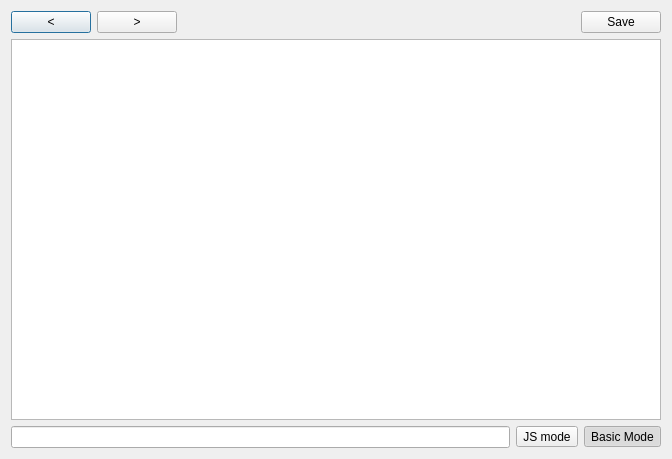
Qt form src/GUI/commandWindow.ui (ArashMassoudieh/GIFMod) before a commit.
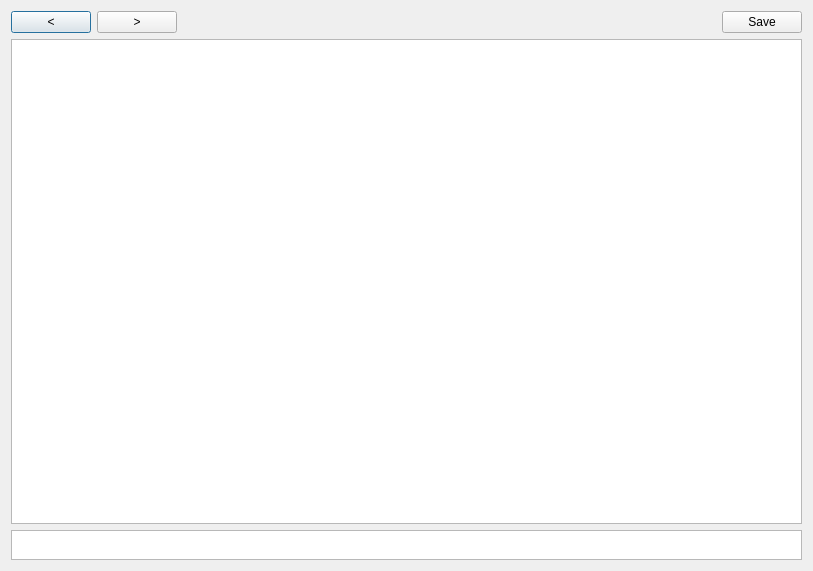
The same form after that commit. Custom widgets are drawn as their Qt base class.

Diff of the .ui file:
```diff
--- a/src/GUI/commandWindow.ui
+++ b/src/GUI/commandWindow.ui
@@ -6,8 +6,8 @@
    <rect>
     <x>0</x>
     <y>0</y>
-    <width>672</width>
-    <height>459</height>
+    <width>813</width>
+    <height>571</height>
    </rect>
   </property>
   <property name="windowTitle">
@@ -87,63 +87,38 @@
      </item>
     </layout>
    </item>
+   <item row="2" column="0">
+    <layout class="QHBoxLayout" name="horizontalLayout_2" stretch="0">
+     <property name="sizeConstraint">
+      <enum>QLayout::SetFixedSize</enum>
+     </property>
+     <item>
+      <widget class="commandLineEdit" name="lineEdit">
+       <property name="sizePolicy">
+        <sizepolicy hsizetype="Expanding" vsizetype="Fixed">
+         <horstretch>0</horstretch>
+         <verstretch>0</verstretch>
+        </sizepolicy>
+       </property>
+       <property name="maximumSize">
+        <size>
+         <width>16777215</width>
+         <height>30</height>
+        </size>
+       </property>
+      </widget>
+     </item>
+    </layout>
+   </item>
    <item row="1" column="0">
     <widget class="QTextEdit" name="textEdit"/>
    </item>
-   <item row="2" column="0">
-    <layout class="QHBoxLayout" name="horizontalLayout_2">
-     <item>
-      <widget class="commandLineEdit" name="lineEdit"/>
-     </item>
-     <item>
-      <widget class="QToolButton" name="toolButtonScriptMode">
-       <property name="text">
-        <string>JS mode</string>
-       </property>
-       <property name="checkable">
-        <bool>true</bool>
-       </property>
-       <property name="autoExclusive">
-        <bool>true</bool>
-       </property>
-       <property name="toolButtonStyle">
-        <enum>Qt::ToolButtonTextOnly</enum>
-       </property>
-       <attribute name="buttonGroup">
-        <string notr="true">buttonGroup</string>
-       </attribute>
-      </widget>
-     </item>
-     <item>
-      <widget class="QToolButton" name="toolButtonBasicMode">
-       <property name="text">
-        <string>Basic Mode</string>
-       </property>
-       <property name="checkable">
-        <bool>true</bool>
-       </property>
-       <property name="checked">
-        <bool>true</bool>
-       </property>
-       <property name="autoExclusive">
-        <bool>true</bool>
-       </property>
-       <property name="toolButtonStyle">
-        <enum>Qt::ToolButtonTextOnly</enum>
-       </property>
-       <attribute name="buttonGroup">
-        <string notr="true">buttonGroup</string>
-       </attribute>
-      </widget>
-     </item>
-    </layout>
-   </item>
   </layout>
  </widget>
  <customwidgets>
   <customwidget>
    <class>commandLineEdit</class>
-   <extends>QLineEdit</extends>
+   <extends>QTextEdit</extends>
    <header>commandlineedit.h</header>
   </customwidget>
  </customwidgets>
```
